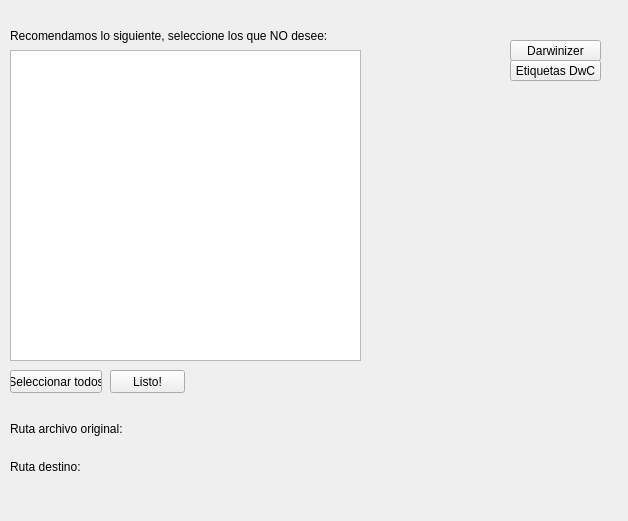
First picture: the form in GUI/uifiles/DarwinizerPopButton.ui, repository marcelooyaneder/Darwin-Connect, before the edit.
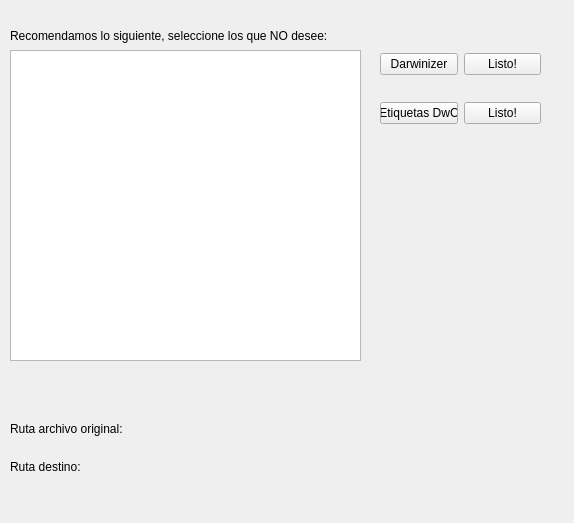
Second picture: the form after the edit.

What changed in the file:
```diff
--- a/GUI/uifiles/DarwinizerPopButton.ui
+++ b/GUI/uifiles/DarwinizerPopButton.ui
@@ -6,8 +6,8 @@
    <rect>
     <x>0</x>
     <y>0</y>
-    <width>628</width>
-    <height>521</height>
+    <width>574</width>
+    <height>523</height>
    </rect>
   </property>
   <property name="windowTitle">
@@ -36,19 +36,6 @@
     <string>Recomendamos lo siguiente, seleccione los que NO desee:</string>
    </property>
   </widget>
-  <widget class="QPushButton" name="ReadyButton">
-   <property name="geometry">
-    <rect>
-     <x>110</x>
-     <y>370</y>
-     <width>75</width>
-     <height>23</height>
-    </rect>
-   </property>
-   <property name="text">
-    <string>Listo!</string>
-   </property>
-  </widget>
   <widget class="QLabel" name="xlsx_route_label">
    <property name="geometry">
     <rect>
@@ -101,44 +88,58 @@
     <string>Ruta destino:</string>
    </property>
   </widget>
-  <widget class="QPushButton" name="DarwinizerButton">
+  <widget class="QWidget" name="">
    <property name="geometry">
     <rect>
-     <x>510</x>
-     <y>40</y>
-     <width>91</width>
-     <height>21</height>
+     <x>380</x>
+     <y>50</y>
+     <width>161</width>
+     <height>78</height>
     </rect>
    </property>
-   <property name="text">
-    <string>Darwinizer</string>
-   </property>
-  </widget>
-  <widget class="QPushButton" name="DwCButton">
-   <property name="geometry">
-    <rect>
-     <x>510</x>
-     <y>60</y>
-     <width>91</width>
-     <height>21</height>
-    </rect>
-   </property>
-   <property name="text">
-    <string>Etiquetas DwC</string>
-   </property>
-  </widget>
-  <widget class="QPushButton" name="SelectAllButton">
-   <property name="geometry">
-    <rect>
-     <x>10</x>
-     <y>370</y>
-     <width>92</width>
-     <height>23</height>
-    </rect>
-   </property>
-   <property name="text">
-    <string>Seleccionar todos</string>
-   </property>
+   <layout class="QGridLayout" name="gridLayout">
+    <item row="0" column="0">
+     <widget class="QPushButton" name="DarwinizerButton">
+      <property name="text">
+       <string>Darwinizer</string>
+      </property>
+     </widget>
+    </item>
+    <item row="0" column="1">
+     <widget class="QPushButton" name="ReadyButton">
+      <property name="text">
+       <string>Listo!</string>
+      </property>
+     </widget>
+    </item>
+    <item row="1" column="0" colspan="2">
+     <spacer name="horizontalSpacer">
+      <property name="orientation">
+       <enum>Qt::Horizontal</enum>
+      </property>
+      <property name="sizeHint" stdset="0">
+       <size>
+        <width>148</width>
+        <height>18</height>
+       </size>
+      </property>
+     </spacer>
+    </item>
+    <item row="2" column="0">
+     <widget class="QPushButton" name="DwCButton">
+      <property name="text">
+       <string>Etiquetas DwC</string>
+      </property>
+     </widget>
+    </item>
+    <item row="2" column="1">
+     <widget class="QPushButton" name="ReadyButton_2">
+      <property name="text">
+       <string>Listo!</string>
+      </property>
+     </widget>
+    </item>
+   </layout>
   </widget>
  </widget>
  <resources/>
```
